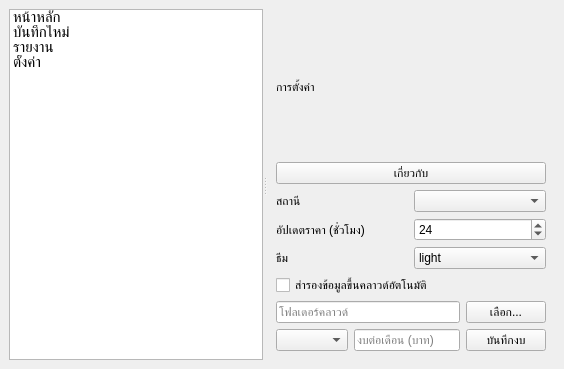
Qt form src/views/main_window.ui (xXFirst555Xx/FuelTracker) before a commit.
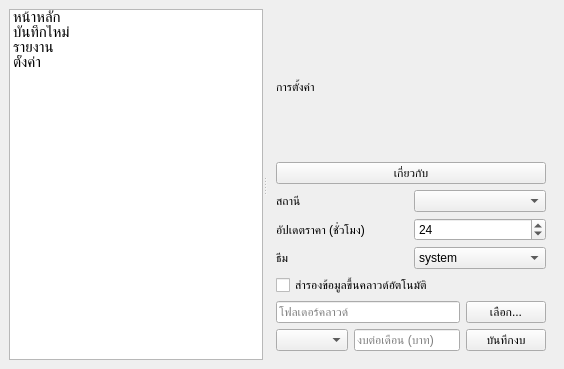
The same form after that commit. The open tabs and pages were chosen to show the change. Icons and pictures are not drawn.

Commit message: Add system theme option

What changed in the file:
```diff
--- a/src/views/main_window.ui
+++ b/src/views/main_window.ui
@@ -244,6 +244,11 @@
          </item>
          <item>
           <widget class="QComboBox" name="themeComboBox">
+           <item>
+            <property name="text">
+             <string>system</string>
+            </property>
+           </item>
            <item>
             <property name="text">
              <string>light</string>
```
The commit also changes 3 other files.
